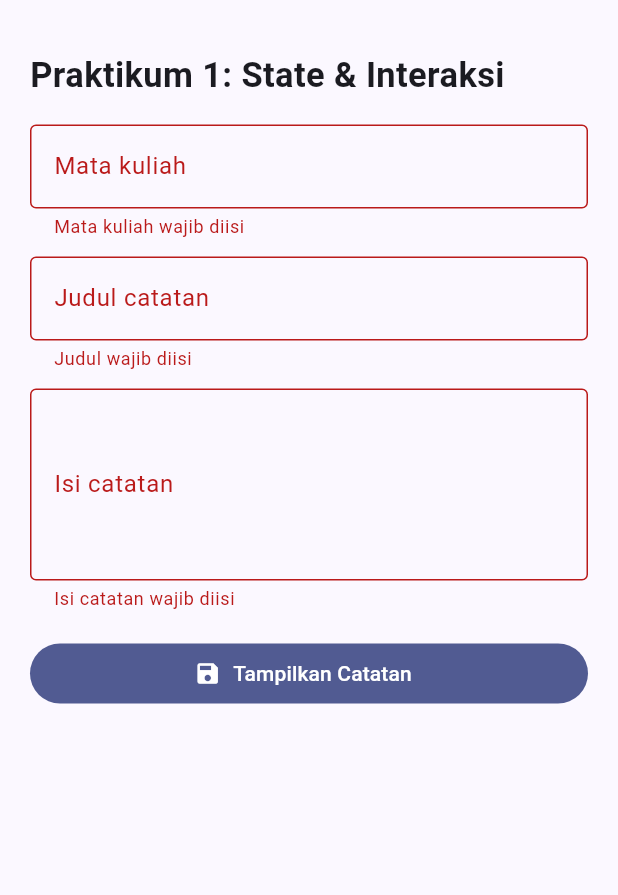
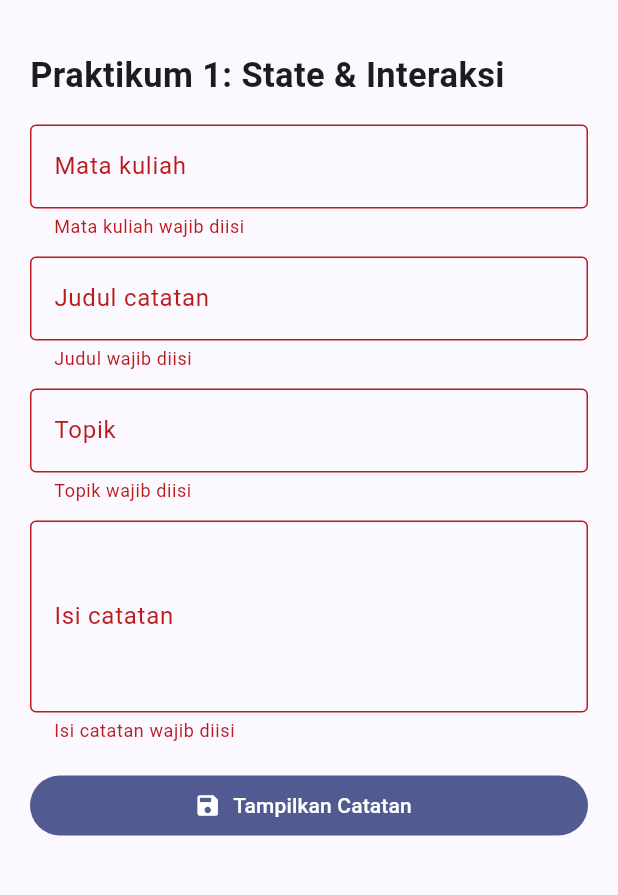
Before and after one commit to Feluxin/PAM_IFB5B_StudyLog_Proxies, a Flutter app: the screen it shows after launch, after a tap on "Tampilkan Catatan", on a phone screen of 412 x 824 dp, the part 63-958 px from its top. Run offline on Flutter 3.47's test engine with Material 3 defaults, Android fonts, the phone set to English and light mode, and no system bars.

Commit message:
M1: latihan field topik dan tombol status

```diff
--- a/lib/main.dart
+++ b/lib/main.dart
@@ -1,4 +1,8 @@
 import 'package:flutter/material.dart';
+
+// Milestone 1 + Latihan Mandiri 3.5 (Kelompok Proxies)
+// - Field "Topik" dengan validasi minimal tiga karakter
+// - Warna, ikon, dan teks tombol berubah ketika data berhasil ditampilkan
 
 void main() => runApp(const StudyLogApp());
 
@@ -27,21 +31,42 @@ class _CatatanFormSederhanaState extends State<CatatanFormSederhana> {
   final _formKey = GlobalKey<FormState>();
   final _mataKuliah = TextEditingController();
   final _judul = TextEditingController();
+  final _topik = TextEditingController();
   final _isi = TextEditingController();
   String? _hasil;
+
+  // State tambahan: true setelah data valid ditampilkan,
+  // kembali false ketika pengguna mengubah isi form.
+  bool _berhasil = false;
 
   @override
   void dispose() {
     _mataKuliah.dispose();
     _judul.dispose();
+    _topik.dispose();
     _isi.dispose();
     super.dispose();
   }
 
+  String? _wajibDiisi(String? nilai, String label) =>
+      (nilai == null || nilai.trim().isEmpty) ? '$label wajib diisi' : null;
+
+  String? _validasiTopik(String? nilai) {
+    final teks = nilai?.trim() ?? '';
+    if (teks.isEmpty) return 'Topik wajib diisi';
+    if (teks.length < 3) return 'Topik minimal 3 karakter';
+    return null;
+  }
+
   void _simpanSementara() {
-    if (!_formKey.currentState!.validate()) return;
+    if (!_formKey.currentState!.validate()) {
+      setState(() => _berhasil = false);
+      return;
+    }
     setState(() {
-      _hasil = '${_mataKuliah.text.trim()} | ${_judul.text.trim()}';
+      _hasil = '${_mataKuliah.text.trim()} | ${_judul.text.trim()} | '
+          'Topik: ${_topik.text.trim()}';
+      _berhasil = true;
     });
     ScaffoldMessenger.of(context).showSnackBar(
       const SnackBar(content: Text('Data ditampilkan (belum tersimpan permanen).')),
@@ -60,39 +85,62 @@ class _CatatanFormSederhanaState extends State<CatatanFormSederhana> {
           const SizedBox(height: 16),
           Form(
             key: _formKey,
+            // Event: setiap ketikan pengguna mengembalikan tombol ke kondisi awal.
+            onChanged: () {
+              if (_berhasil) setState(() => _berhasil = false);
+            },
             child: Column(
               children: [
                 TextFormField(
                   controller: _mataKuliah,
-                  decoration: const InputDecoration(labelText: 'Mata kuliah', border: OutlineInputBorder()),
-                  validator: (nilai) => (nilai == null || nilai.trim().isEmpty)
-                      ? 'Mata kuliah wajib diisi' : null,
+                  decoration: const InputDecoration(
+                      labelText: 'Mata kuliah', border: OutlineInputBorder()),
+                  validator: (nilai) => _wajibDiisi(nilai, 'Mata kuliah'),
                 ),
                 const SizedBox(height: 12),
                 TextFormField(
                   controller: _judul,
-                  decoration: const InputDecoration(labelText: 'Judul catatan', border: OutlineInputBorder()),
-                  validator: (nilai) => (nilai == null || nilai.trim().isEmpty)
-                      ? 'Judul wajib diisi' : null,
+                  decoration: const InputDecoration(
+                      labelText: 'Judul catatan', border: OutlineInputBorder()),
+                  validator: (nilai) => _wajibDiisi(nilai, 'Judul'),
+                ),
+                const SizedBox(height: 12),
+                TextFormField(
+                  controller: _topik,
+                  decoration: const InputDecoration(
+                      labelText: 'Topik',
+                      helperText: 'Minimal 3 karakter',
+                      border: OutlineInputBorder()),
+                  validator: _validasiTopik,
                 ),
                 const SizedBox(height: 12),
                 TextFormField(
                   controller: _isi,
                   maxLines: 4,
-                  decoration: const InputDecoration(labelText: 'Isi catatan', border: OutlineInputBorder()),
-                  validator: (nilai) => (nilai == null || nilai.trim().isEmpty)
-                      ? 'Isi catatan wajib diisi' : null,
+                  decoration: const InputDecoration(
+                      labelText: 'Isi catatan', border: OutlineInputBorder()),
+                  validator: (nilai) => _wajibDiisi(nilai, 'Isi catatan'),
                 ),
               ],
             ),
           ),
           const SizedBox(height: 18),
-          FilledButton.icon(onPressed: _simpanSementara, icon: const Icon(Icons.save),
-              label: const Text('Tampilkan Catatan')),
+          FilledButton.icon(
+            onPressed: _simpanSementara,
+            style: FilledButton.styleFrom(
+              backgroundColor: _berhasil ? Colors.green : null,
+            ),
+            icon: Icon(_berhasil ? Icons.check_circle : Icons.save),
+            label: Text(_berhasil ? 'Berhasil Ditampilkan' : 'Tampilkan Catatan'),
+          ),
           if (_hasil != null) ...[
             const SizedBox(height: 18),
-            Card(child: Padding(padding: const EdgeInsets.all(16),
-              child: Text('Hasil input: $_hasil'))),
+            Card(
+              child: Padding(
+                padding: const EdgeInsets.all(16),
+                child: Text('Hasil input: $_hasil'),
+              ),
+            ),
           ],
         ],
       ),
```
